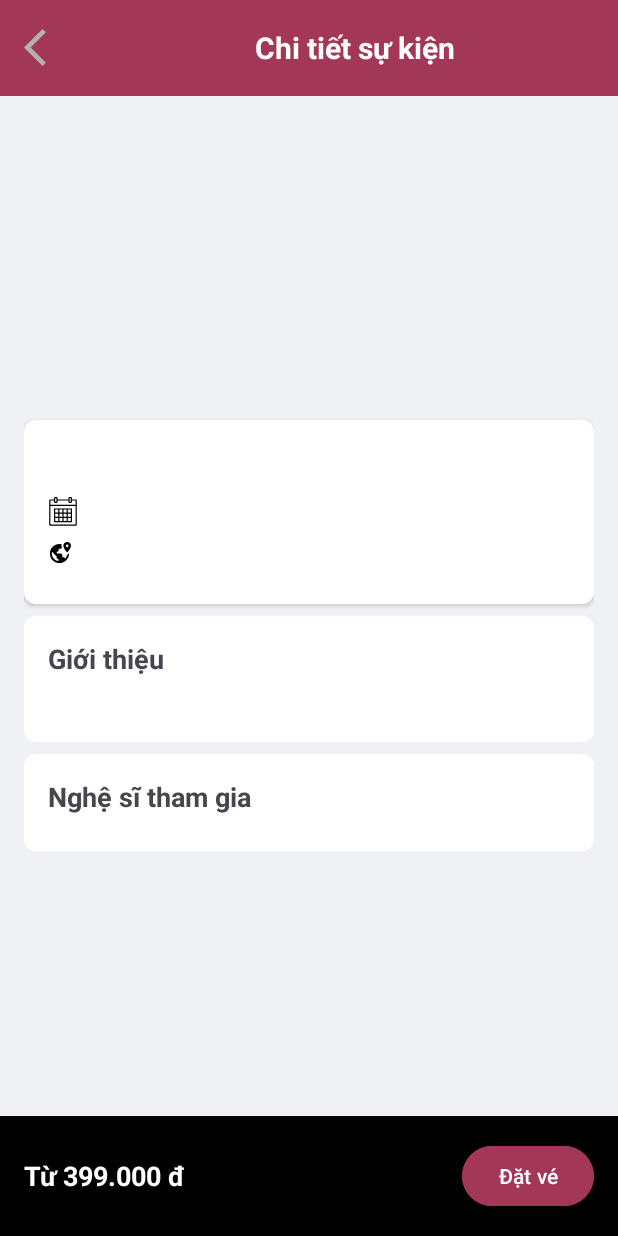
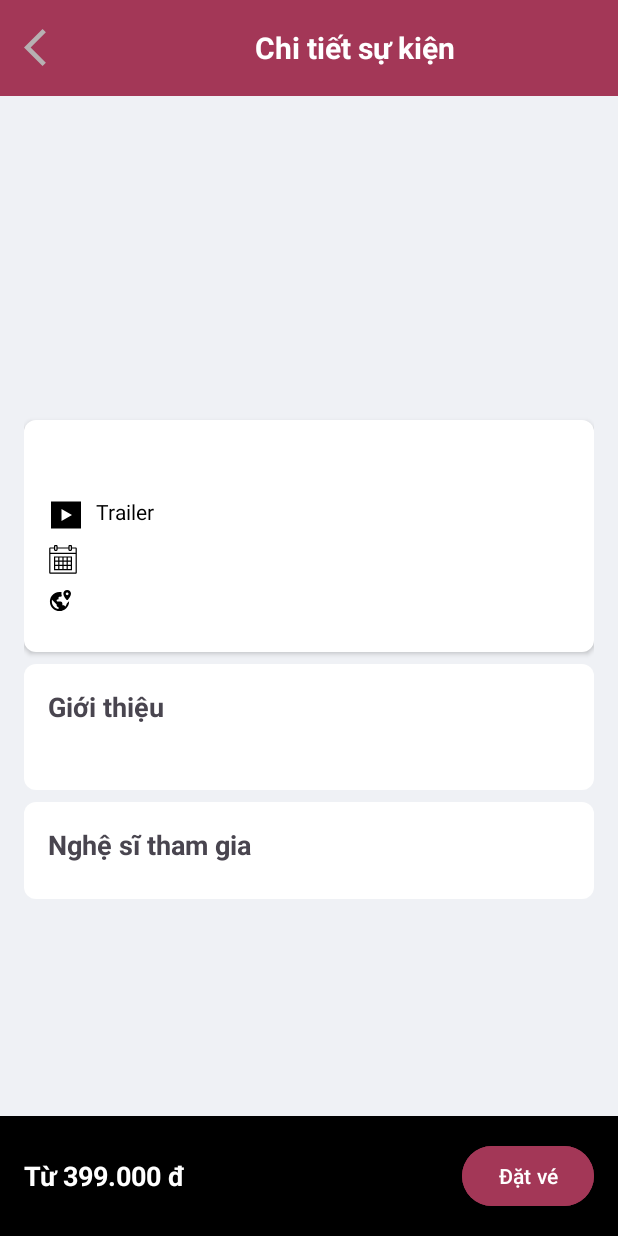
Before and after one commit to KTPx4/Ticket_System, an Android app: the DetailsEventActivity screen opened directly, with no data from a screen before it, on a phone screen of 412 x 824 dp. Run offline under Robolectric (Android 15) with nearby library versions, the phone set to English and light mode, and no system bars; pictures from the network do not load.

Commit message:
Update trailer

```diff
--- a/client/app/src/main/AndroidManifest.xml
+++ b/client/app/src/main/AndroidManifest.xml
@@ -84,6 +84,9 @@
         <activity android:name=".home.adapter.DetailsEventActivity"
             android:exported="true">
         </activity>
+        <activity android:name=".home.adapter.TrailerEventActivity"
+            android:exported="true">
+        </activity>
 
         <activity android:name=".home.adapter.InfoArtistActivity"
             android:exported="true">
--- a/client/app/src/main/java/com/example/ticketbooking/home/adapter/DetailsEventActivity.java
+++ b/client/app/src/main/java/com/example/ticketbooking/home/adapter/DetailsEventActivity.java
@@ -5,8 +5,10 @@ import android.os.Bundle;
 import android.util.Log;
 import android.widget.Button;
 import android.widget.ImageView;
+import android.widget.MediaController;
 import android.widget.TextView;
 import android.widget.Toast;
+import android.widget.VideoView;
 
 import androidx.appcompat.app.AppCompatActivity;
 import androidx.recyclerview.widget.LinearLayoutManager;
@@ -26,12 +28,13 @@ import services.AccountHomeService;
 public class DetailsEventActivity extends AppCompatActivity {
 
     private ImageView imgBack, img_banner;
-    private TextView tv_event_name, tv_event_time, tv_event_location, tv_description, tv_price;
+    private TextView tv_event_name, tv_event_time, tv_event_location, tv_description, tv_price,tv_trailer;
     private RecyclerView recycler_artist;
     private ArtistAdapter artistAdapter;
     private AccountHomeService accountHomeService;
     private Button btnBookingTicket;
     private String EventID = "";
+
     @Override
     protected void onCreate(Bundle savedInstanceState) {
         super.onCreate(savedInstanceState);
@@ -44,6 +47,7 @@ public class DetailsEventActivity extends AppCompatActivity {
         tv_event_location = findViewById(R.id.tv_event_location);
         tv_event_time = findViewById(R.id.tv_event_time);
         img_banner = findViewById(R.id.img_banner);
+        tv_trailer = findViewById(R.id.tv_trailer);
         tv_price = findViewById(R.id.tv_price);
         recycler_artist = findViewById(R.id.recycler_artist);
         btnBookingTicket = findViewById(R.id.btn_select_schedule);
@@ -56,6 +60,17 @@ public class DetailsEventActivity extends AppCompatActivity {
         accountHomeService = new AccountHomeService(this);
 
         fetchEvenByID();
+
+        tv_trailer.setOnClickListener((v)->{
+            if(EventID == null || EventID.isEmpty())
+            {
+                Toast.makeText(this, "Video chưa được tải thành công", Toast.LENGTH_SHORT).show();
+                return;
+            }
+            Intent intent = new Intent(this, TrailerEventActivity.class);
+            intent.putExtra("idEvent", EventID);
+            startActivity(intent);
+        });
 
         btnBookingTicket.setOnClickListener((v)->{
             if(EventID == null || EventID.isEmpty())
@@ -105,6 +120,7 @@ public class DetailsEventActivity extends AppCompatActivity {
                             tv_event_time.setText(formattedTime);
                             tv_price.setText(formattedPrice);
                             String imageUrl = "https://ticket-system-l5j0.onrender.com/public/event/" + eventId + "/" + data.optString("image");
+                            String trailerUrl = "https://ticket-system-l5j0.onrender.com/public/event/" + eventId + "/trailer" + "/" + data.optString("trailer");
                             Glide.with(DetailsEventActivity.this)
                                     .load(imageUrl)
                                     .into(img_banner);
@@ -123,6 +139,8 @@ public class DetailsEventActivity extends AppCompatActivity {
             }
         });
     }
+
+
     private void fetchArtists(List<String> artistIds) {
         List<Artist> artistList = new ArrayList<>(); // List to hold artist data
 
--- /dev/null
+++ b/client/app/src/main/res/drawable/video.xml
@@ -0,0 +1,9 @@
+<vector xmlns:android="http://schemas.android.com/apk/res/android"
+    android:width="24dp"
+    android:height="24dp"
+    android:viewportWidth="24"
+    android:viewportHeight="24">
+  <path
+      android:fillColor="#FF000000"
+      android:pathData="M22,3H2v18h20V3zM9,16V8l7,4L9,16z"/>
+</vector>
--- a/client/app/src/main/res/layout/activity_details_event.xml
+++ b/client/app/src/main/res/layout/activity_details_event.xml
@@ -68,6 +68,17 @@
                     android:layout_height="wrap_content"
                     android:textSize="20sp"
                     android:textStyle="bold"
+                    android:paddingBottom="8dp" />
+
+                <TextView
+                    android:id="@+id/tv_trailer"
+                    android:layout_width="wrap_content"
+                    android:layout_height="wrap_content"
+                    android:text="Trailer"
+                    android:drawableStart="@drawable/video"
+                    android:drawableTint="@color/black"
+                    android:drawablePadding="8dp"
+                    android:textColor="@color/black"
                     android:paddingBottom="8dp" />
 
                 <TextView
```
Also changed, not shown: client/app/src/main/java/com/example/ticketbooking/home/adapter/TrailerEventActivity.java (added, +74 -0 lines), client/app/src/main/res/layout/ativity_video_event.xml (added, +25 -0 lines).
